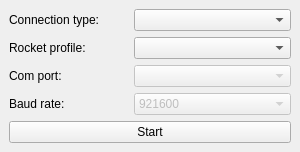
UBC-Rocket/UBCRocketGroundStation, file qt_files/com_window.ui: the form before one commit.
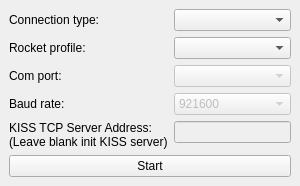
The form after the commit.

Commit message: Initial APRS Kiss Server Implementation

```diff
--- a/qt_files/com_window.ui
+++ b/qt_files/com_window.ui
@@ -7,7 +7,7 @@
     <x>0</x>
     <y>0</y>
     <width>300</width>
-    <height>147</height>
+    <height>182</height>
    </rect>
   </property>
   <property name="sizePolicy">
@@ -152,6 +152,20 @@
         </item>
        </widget>
       </item>
+      <item row="4" column="0">
+       <widget class="QLabel" name="label_5">
+        <property name="text">
+         <string>&lt;html&gt;&lt;head/&gt;&lt;body&gt;&lt;p&gt;KISS TCP Server Address:&lt;br/&gt;(Leave blank init KISS server)&lt;/p&gt;&lt;/body&gt;&lt;/html&gt;</string>
+        </property>
+       </widget>
+      </item>
+      <item row="4" column="1">
+       <widget class="QLineEdit" name="kissAddress">
+        <property name="enabled">
+         <bool>false</bool>
+        </property>
+       </widget>
+      </item>
      </layout>
     </item>
     <item>
```
The commit also changes 13 other files.
